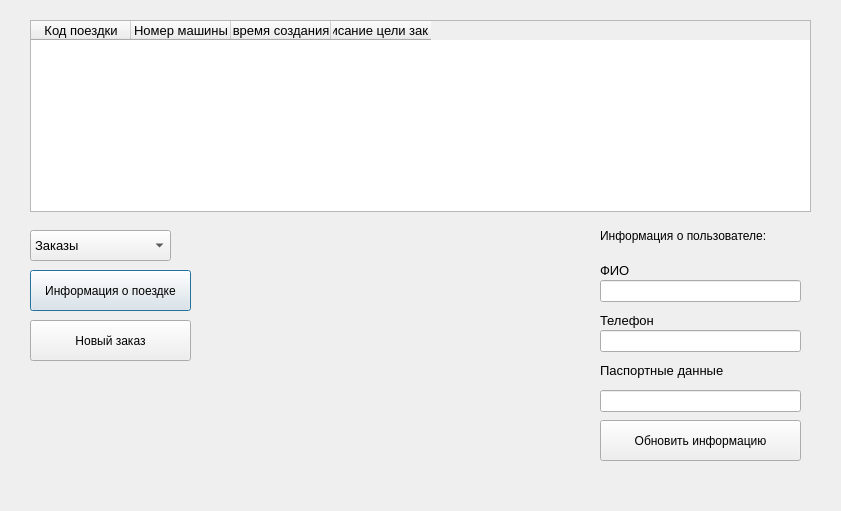
Old version of the form ClientWindow.ui in the repository EgLeVor/Course.
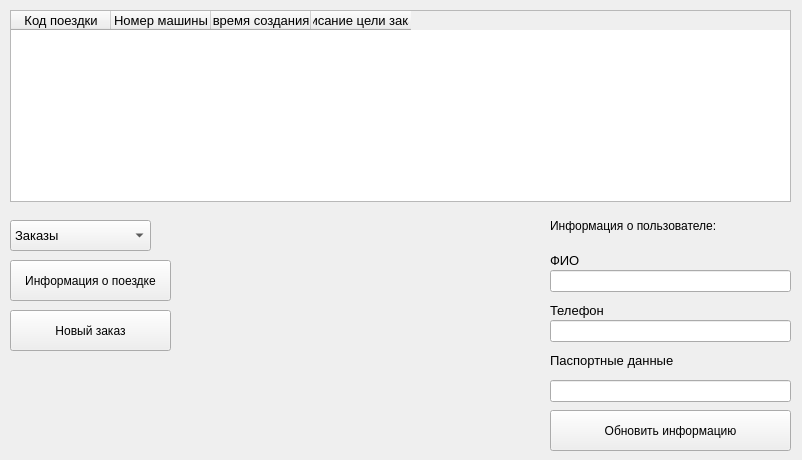
New version of the form.

Commit message: Егор_5_дизайн+логика

```diff
--- a/ClientWindow.ui
+++ b/ClientWindow.ui
@@ -1,48 +1,24 @@
 <?xml version="1.0" encoding="UTF-8"?>
 <ui version="4.0">
- <class>Dialog</class>
- <widget class="QDialog" name="Dialog">
+ <class>MainWindow</class>
+ <widget class="QMainWindow" name="MainWindow">
   <property name="geometry">
    <rect>
     <x>0</x>
     <y>0</y>
-    <width>841</width>
-    <height>511</height>
+    <width>802</width>
+    <height>460</height>
    </rect>
   </property>
   <property name="windowTitle">
    <string>Окно клиента</string>
   </property>
-  <widget class="QComboBox" name="comboBox">
-   <property name="geometry">
-    <rect>
-     <x>30</x>
-     <y>230</y>
-     <width>141</width>
-     <height>31</height>
-    </rect>
-   </property>
-   <property name="font">
-    <font>
-     <pointsize>10</pointsize>
-    </font>
-   </property>
-   <item>
-    <property name="text">
-     <string>Заказы</string>
-    </property>
-   </item>
-   <item>
-    <property name="text">
-     <string>Машины</string>
-    </property>
-   </item>
-  </widget>
+  <widget class="QWidget" name="centralwidget">
   <widget class="QTableWidget" name="tableWidget">
    <property name="geometry">
     <rect>
-     <x>30</x>
-     <y>20</y>
+      <x>10</x>
+      <y>10</y>
      <width>781</width>
      <height>192</height>
     </rect>
@@ -88,11 +64,105 @@
     </property>
    </column>
   </widget>
+   <widget class="QLabel" name="passport_lbl">
+    <property name="geometry">
+     <rect>
+      <x>550</x>
+      <y>350</y>
+      <width>171</width>
+      <height>21</height>
+     </rect>
+    </property>
+    <property name="font">
+     <font>
+      <pointsize>10</pointsize>
+     </font>
+    </property>
+    <property name="text">
+     <string>Паспортные данные</string>
+    </property>
+   </widget>
+   <widget class="QLabel" name="phone_lbl">
+    <property name="geometry">
+     <rect>
+      <x>550</x>
+      <y>300</y>
+      <width>161</width>
+      <height>21</height>
+     </rect>
+    </property>
+    <property name="font">
+     <font>
+      <pointsize>10</pointsize>
+     </font>
+    </property>
+    <property name="text">
+     <string>Телефон</string>
+    </property>
+   </widget>
+   <widget class="QPushButton" name="update_btn">
+    <property name="geometry">
+     <rect>
+      <x>550</x>
+      <y>410</y>
+      <width>241</width>
+      <height>41</height>
+     </rect>
+    </property>
+    <property name="text">
+     <string>Обновить информацию</string>
+    </property>
+   </widget>
+   <widget class="QLineEdit" name="phone_line">
+    <property name="geometry">
+     <rect>
+      <x>550</x>
+      <y>320</y>
+      <width>241</width>
+      <height>22</height>
+     </rect>
+    </property>
+   </widget>
+   <widget class="QLineEdit" name="passport_line">
+    <property name="geometry">
+     <rect>
+      <x>550</x>
+      <y>380</y>
+      <width>241</width>
+      <height>22</height>
+     </rect>
+    </property>
+   </widget>
+   <widget class="QComboBox" name="comboBox">
+    <property name="geometry">
+     <rect>
+      <x>10</x>
+      <y>220</y>
+      <width>141</width>
+      <height>31</height>
+     </rect>
+    </property>
+    <property name="font">
+     <font>
+      <pointsize>10</pointsize>
+     </font>
+    </property>
+    <item>
+     <property name="text">
+      <string>Заказы</string>
+     </property>
+    </item>
+    <item>
+     <property name="text">
+      <string>Машины</string>
+     </property>
+    </item>
+   </widget>
   <widget class="QPushButton" name="trip_info_btn">
    <property name="geometry">
     <rect>
-     <x>30</x>
-     <y>270</y>
+      <x>10</x>
+      <y>260</y>
      <width>161</width>
      <height>41</height>
     </rect>
@@ -104,8 +174,8 @@
   <widget class="QPushButton" name="insert_btn">
    <property name="geometry">
     <rect>
-     <x>30</x>
-     <y>320</y>
+      <x>10</x>
+      <y>310</y>
      <width>161</width>
      <height>41</height>
     </rect>
@@ -114,11 +184,39 @@
     <string>Новый заказ</string>
    </property>
   </widget>
+   <widget class="QLabel" name="name_lbl">
+    <property name="geometry">
+     <rect>
+      <x>550</x>
+      <y>250</y>
+      <width>161</width>
+      <height>21</height>
+     </rect>
+    </property>
+    <property name="font">
+     <font>
+      <pointsize>10</pointsize>
+     </font>
+    </property>
+    <property name="text">
+     <string>ФИО</string>
+    </property>
+   </widget>
+   <widget class="QLineEdit" name="name_line">
+    <property name="geometry">
+     <rect>
+      <x>550</x>
+      <y>270</y>
+      <width>241</width>
+      <height>22</height>
+     </rect>
+    </property>
+   </widget>
   <widget class="QLabel" name="inf_lbl">
    <property name="geometry">
     <rect>
-     <x>600</x>
-     <y>220</y>
+      <x>550</x>
+      <y>210</y>
      <width>211</width>
      <height>31</height>
     </rect>
@@ -132,102 +230,6 @@
     <string>Информация о пользователе:</string>
    </property>
   </widget>
-  <widget class="QLabel" name="name_lbl">
-   <property name="geometry">
-    <rect>
-     <x>600</x>
-     <y>260</y>
-     <width>161</width>
-     <height>21</height>
-    </rect>
-   </property>
-   <property name="font">
-    <font>
-     <pointsize>10</pointsize>
-    </font>
-   </property>
-   <property name="text">
-    <string>ФИО</string>
-   </property>
-  </widget>
-  <widget class="QLabel" name="phone_lbl">
-   <property name="geometry">
-    <rect>
-     <x>600</x>
-     <y>310</y>
-     <width>161</width>
-     <height>21</height>
-    </rect>
-   </property>
-   <property name="font">
-    <font>
-     <pointsize>10</pointsize>
-    </font>
-   </property>
-   <property name="text">
-    <string>Телефон</string>
-   </property>
-  </widget>
-  <widget class="QLabel" name="passport_lbl">
-   <property name="geometry">
-    <rect>
-     <x>600</x>
-     <y>360</y>
-     <width>171</width>
-     <height>21</height>
-    </rect>
-   </property>
-   <property name="font">
-    <font>
-     <pointsize>10</pointsize>
-    </font>
-   </property>
-   <property name="text">
-    <string>Паспортные данные</string>
-   </property>
-  </widget>
-  <widget class="QLineEdit" name="name_line">
-   <property name="geometry">
-    <rect>
-     <x>600</x>
-     <y>280</y>
-     <width>201</width>
-     <height>22</height>
-    </rect>
-   </property>
-  </widget>
-  <widget class="QLineEdit" name="phone_line">
-   <property name="geometry">
-    <rect>
-     <x>600</x>
-     <y>330</y>
-     <width>201</width>
-     <height>22</height>
-    </rect>
-   </property>
-  </widget>
-  <widget class="QLineEdit" name="passport_line">
-   <property name="geometry">
-    <rect>
-     <x>600</x>
-     <y>390</y>
-     <width>201</width>
-     <height>22</height>
-    </rect>
-   </property>
-  </widget>
-  <widget class="QPushButton" name="update_btn">
-   <property name="geometry">
-    <rect>
-     <x>600</x>
-     <y>420</y>
-     <width>201</width>
-     <height>41</height>
-    </rect>
-   </property>
-   <property name="text">
-    <string>Обновить информацию</string>
-   </property>
   </widget>
  </widget>
  <resources/>
```
Lines whose indentation alone changed are shown as unchanged. The commit also changes 4 other files.
